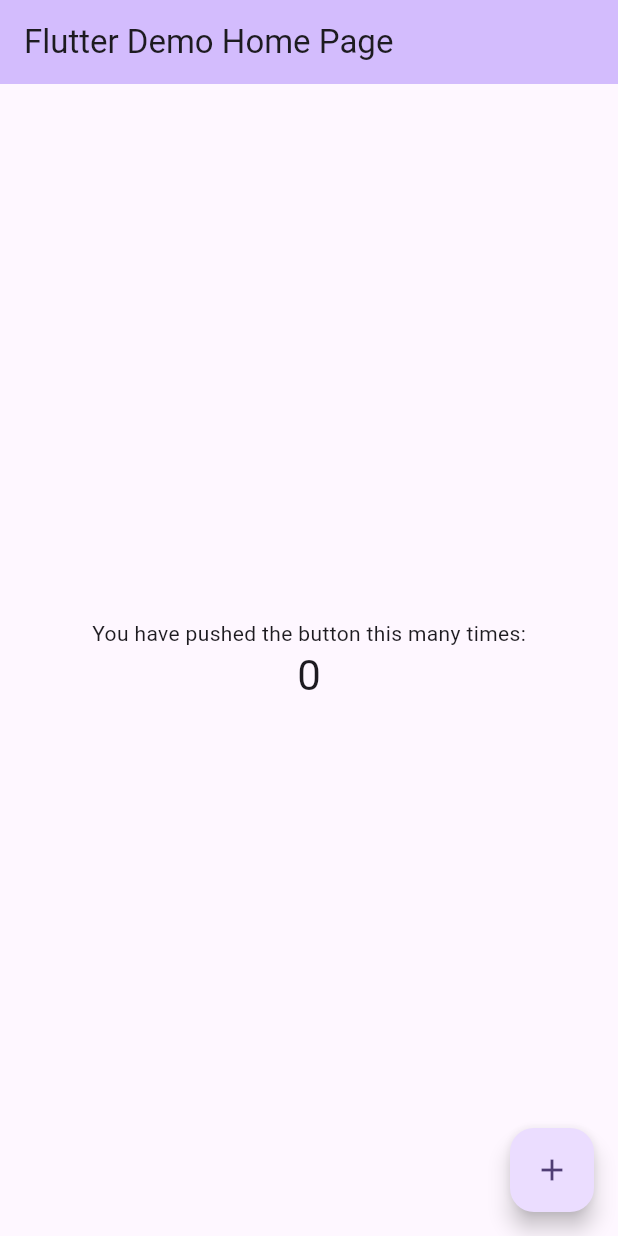
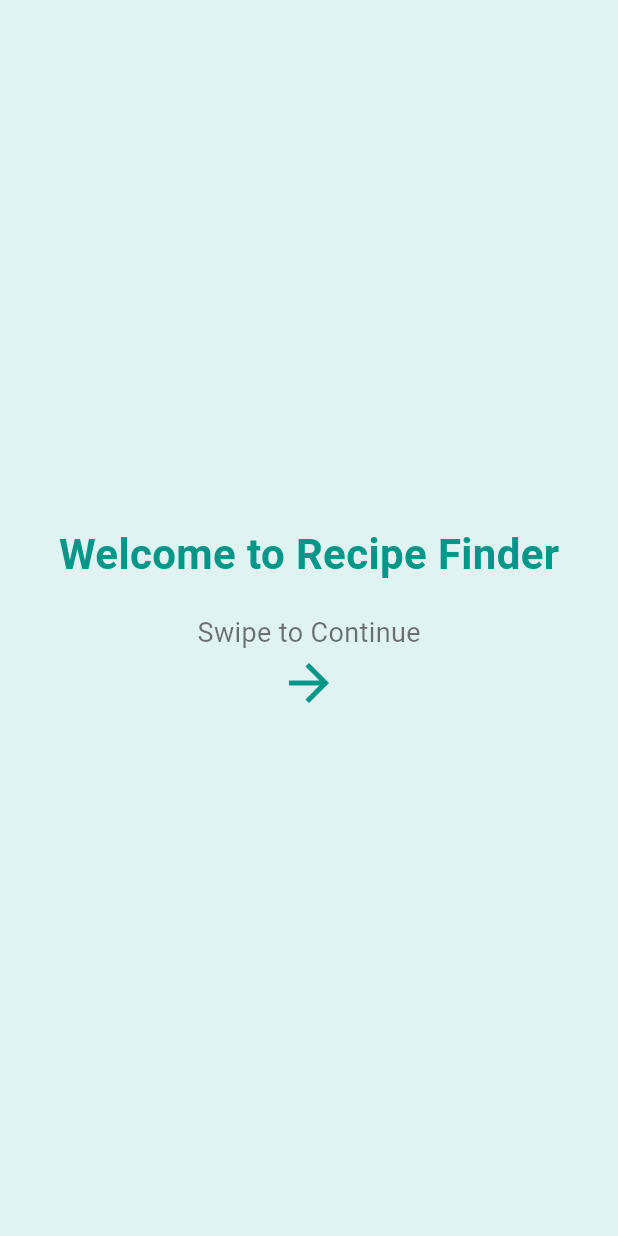
Before and after one commit to atalantadey/meal_mind, a Flutter app: the screen it shows after launch, on a phone screen of 412 x 824 dp. Run offline on Flutter 3.47's test engine with Material 3 defaults, Android fonts, the phone set to English and light mode, and no system bars; our stand-ins replace carousel_slider, equatable, flutter_riverpod, get_it.

```diff
--- a/lib/core/constants/api_keys.dart
+++ b/lib/core/constants/api_keys.dart
@@ -0,0 +1,3 @@
+
+
+ final spoonacularApi="6c105531c62b4d6ca73c9555b1851723";
--- a/lib/data/repositories/recipe_repository.dart
+++ b/lib/data/repositories/recipe_repository.dart
@@ -0,0 +1,25 @@
+// recipe_repository_impl.dart
+import '../../domain/entities/recipe.dart';
+import '../../domain/repositories/recipe_repository.dart';
+import '../datasources/remote/spoonacular_api.dart';
+
+class RecipeRepositoryImpl implements RecipeRepository {
+  final SpoonacularApi api;
+
+  RecipeRepositoryImpl(this.api);
+
+  @override
+  Future<List<Recipe>> getRecipes(String query, String diet) async {
+    return await api.getRecipes(query, diet);
+  }
+
+  @override
+  Future<List<Recipe>> getRandomRecipes() async {
+    return await api.getRandomRecipes();
+  }
+
+  @override
+  Future<Recipe> getRecipeDetails(int id) async {
+    return await api.getRecipeDetails(id);
+  }
+}
--- a/lib/domain/entities/recipe.dart
+++ b/lib/domain/entities/recipe.dart
@@ -0,0 +1,23 @@
+// recipe.dart
+import 'package:equatable/equatable.dart';
+
+class Recipe extends Equatable {
+  final int id;
+  final String title;
+  final String image;
+  final Map<String, dynamic> nutrition;
+  final String summary;
+  final List<String> instructions;
+
+  const Recipe({
+    required this.id,
+    required this.title,
+    required this.image,
+    required this.nutrition,
+    this.summary = '',
+    this.instructions = const [],
+  });
+
+  @override
+  List<Object> get props => [id, title, image, nutrition, summary, instructions];
+}
--- a/lib/domain/repositories/recipe_repository.dart
+++ b/lib/domain/repositories/recipe_repository.dart
@@ -0,0 +1,8 @@
+// recipe_repository.dart
+import 'package:meal_mind/domain/entities/recipe.dart';
+
+abstract class RecipeRepository {
+  Future<List<Recipe>> getRecipes(String query, String diet);
+  Future<List<Recipe>> getRandomRecipes();
+  Future<Recipe> getRecipeDetails(int id);
+}
--- a/lib/main.dart
+++ b/lib/main.dart
@@ -1,122 +1,19 @@
 import 'package:flutter/material.dart';
+import 'package:flutter_riverpod/flutter_riverpod.dart';
+import 'di/dependency_injection.dart';
+import 'presentation/screens/login_screen.dart';
+import 'presentation/theme/app_theme.dart';
 
 void main() {
-  runApp(const MyApp());
+  init();
+  runApp(const ProviderScope(child: MyApp()));
 }
 
 class MyApp extends StatelessWidget {
   const MyApp({super.key});
 
-  // This widget is the root of your application.
   @override
   Widget build(BuildContext context) {
-    return MaterialApp(
-      title: 'Flutter Demo',
-      theme: ThemeData(
-        // This is the theme of your application.
-        //
-        // TRY THIS: Try running your application with "flutter run". You'll see
-        // the application has a purple toolbar. Then, without quitting the app,
-        // try changing the seedColor in the colorScheme below to Colors.green
-        // and then invoke "hot reload" (save your changes or press the "hot
-        // reload" button in a Flutter-supported IDE, or press "r" if you used
-        // the command line to start the app).
-        //
-        // Notice that the counter didn't reset back to zero; the application
-        // state is not lost during the reload. To reset the state, use hot
-        // restart instead.
-        //
-        // This works for code too, not just values: Most code changes can be
-        // tested with just a hot reload.
-        colorScheme: ColorScheme.fromSeed(seedColor: Colors.deepPurple),
-      ),
-      home: const MyHomePage(title: 'Flutter Demo Home Page'),
-    );
+    return MaterialApp(theme: appTheme(), home: const LoginScreen());
   }
 }
-
-class MyHomePage extends StatefulWidget {
-  const MyHomePage({super.key, required this.title});
-
-  // This widget is the home page of your application. It is stateful, meaning
-  // that it has a State object (defined below) that contains fields that affect
-  // how it looks.
-
-  // This class is the configuration for the state. It holds the values (in this
-  // case the title) provided by the parent (in this case the App widget) and
-  // used by the build method of the State. Fields in a Widget subclass are
-  // always marked "final".
-
-  final String title;
-
-  @override
-  State<MyHomePage> createState() => _MyHomePageState();
-}
-
-class _MyHomePageState extends State<MyHomePage> {
-  int _counter = 0;
-
-  void _incrementCounter() {
-    setState(() {
-      // This call to setState tells the Flutter framework that something has
-      // changed in this State, which causes it to rerun the build method below
-      // so that the display can reflect the updated values. If we changed
-      // _counter without calling setState(), then the build method would not be
-      // called again, and so nothing would appear to happen.
-      _counter++;
-    });
-  }
-
-  @override
-  Widget build(BuildContext context) {
-    // This method is rerun every time setState is called, for instance as done
-    // by the _incrementCounter method above.
-    //
-    // The Flutter framework has been optimized to make rerunning build methods
-    // fast, so that you can just rebuild anything that needs updating rather
-    // than having to individually change instances of widgets.
-    return Scaffold(
-      appBar: AppBar(
-        // TRY THIS: Try changing the color here to a specific color (to
-        // Colors.amber, perhaps?) and trigger a hot reload to see the AppBar
-        // change color while the other colors stay the same.
-        backgroundColor: Theme.of(context).colorScheme.inversePrimary,
-        // Here we take the value from the MyHomePage object that was created by
-        // the App.build method, and use it to set our appbar title.
-        title: Text(widget.title),
-      ),
-      body: Center(
-        // Center is a layout widget. It takes a single child and positions it
-        // in the middle of the parent.
-        child: Column(
-          // Column is also a layout widget. It takes a list of children and
-          // arranges them vertically. By default, it sizes itself to fit its
-          // children horizontally, and tries to be as tall as its parent.
-          //
-          // Column has various properties to control how it sizes itself and
-          // how it positions its children. Here we use mainAxisAlignment to
-          // center the children vertically; the main axis here is the vertical
-          // axis because Columns are vertical (the cross axis would be
-          // horizontal).
-          //
-          // TRY THIS: Invoke "debug painting" (choose the "Toggle Debug Paint"
-          // action in the IDE, or press "p" in the console), to see the
-          // wireframe for each widget.
-          mainAxisAlignment: MainAxisAlignment.center,
-          children: <Widget>[
-            const Text('You have pushed the button this many times:'),
-            Text(
-              '$_counter',
-              style: Theme.of(context).textTheme.headlineMedium,
-            ),
-          ],
-        ),
-      ),
-      floatingActionButton: FloatingActionButton(
-        onPressed: _incrementCounter,
-        tooltip: 'Increment',
-        child: const Icon(Icons.add),
-      ), // This trailing comma makes auto-formatting nicer for build methods.
-    );
-  }
-}
--- a/lib/presentation/screens/login_screen.dart
+++ b/lib/presentation/screens/login_screen.dart
@@ -0,0 +1,47 @@
+import 'package:flutter/material.dart';
+import 'home_screen.dart';
+
+class LoginScreen extends StatelessWidget {
+  const LoginScreen({super.key});
+
+  @override
+  Widget build(BuildContext context) {
+    return Scaffold(
+      body: GestureDetector(
+        onHorizontalDragEnd: (details) {
+          if (details.primaryVelocity! > 0) {
+            // Swipe right
+            Navigator.pushReplacement(
+              context,
+              MaterialPageRoute(builder: (_) => const HomeScreen()),
+            );
+          }
+        },
+        child: Container(
+          color: Colors.teal[50],
+          child: const Center(
+            child: Column(
+              mainAxisAlignment: MainAxisAlignment.center,
+              children: [
+                Text(
+                  "Welcome to Recipe Finder",
+                  style: TextStyle(
+                    fontSize: 28,
+                    fontWeight: FontWeight.bold,
+                    color: Colors.teal,
+                  ),
+                ),
+                SizedBox(height: 20),
+                Text(
+                  "Swipe to Continue",
+                  style: TextStyle(fontSize: 18, color: Colors.black54),
+                ),
+                Icon(Icons.arrow_forward, size: 40, color: Colors.teal),
+              ],
+            ),
+          ),
+        ),
+      ),
+    );
+  }
+}
--- a/lib/presentation/theme/app_theme.dart
+++ b/lib/presentation/theme/app_theme.dart
@@ -0,0 +1,23 @@
+import 'package:flutter/material.dart';
+
+ThemeData appTheme() {
+  return ThemeData(
+    primaryColor: Colors.teal,
+    scaffoldBackgroundColor: Colors.grey[100],
+    textTheme: const TextTheme(
+      headlineLarge: TextStyle(
+        fontSize: 28,
+        fontWeight: FontWeight.bold,
+        color: Colors.teal,
+      ),
+      bodyMedium: TextStyle(fontSize: 16, color: Colors.black87),
+    ),
+    elevatedButtonTheme: ElevatedButtonThemeData(
+      style: ElevatedButton.styleFrom(
+        backgroundColor: Colors.teal,
+        foregroundColor: Colors.white,
+        shape: RoundedRectangleBorder(borderRadius: BorderRadius.circular(12)),
+      ),
+    ),
+  );
+}
--- a/lib/presentation/widgets/recipe_card.dart
+++ b/lib/presentation/widgets/recipe_card.dart
@@ -0,0 +1,21 @@
+// recipe_card.dart
+import 'package:flutter/material.dart';
+import '../../domain/entities/recipe.dart';
+
+class RecipeCard extends StatelessWidget {
+  final Recipe recipe;
+
+  const RecipeCard({super.key, required this.recipe});
+
+  @override
+  Widget build(BuildContext context) {
+    return Card(
+      margin: const EdgeInsets.all(8),
+      child: ListTile(
+        leading: Image.network(recipe.image, width: 50, fit: BoxFit.cover),
+        title: Text(recipe.title),
+        subtitle: Text("Calories: ${recipe.nutrition['calories'] ?? 'N/A'}"),
+      ),
+    );
+  }
+}
```
Also changed, not shown: lib/data/datasources/remote/spoonacular_api.dart (+76 -0 lines), lib/data/models/recipe_model.dart (+29 -0 lines), lib/di/dependency_injection.dart (+16 -0 lines), lib/domain/usecases/get_recipe.dart (+13 -0 lines), lib/domain/usecases/get_recipe_details.dart (added, +13 -0 lines), lib/presentation/providers/recipe_provider.dart (+44 -0 lines), lib/presentation/screens/home_screen.dart (+171 -0 lines), lib/presentation/screens/recip_details_screen.dart (added, +91 -0 lines), pubspec.yaml (+10 -0 lines), pubspec.lock, 9 other files.
